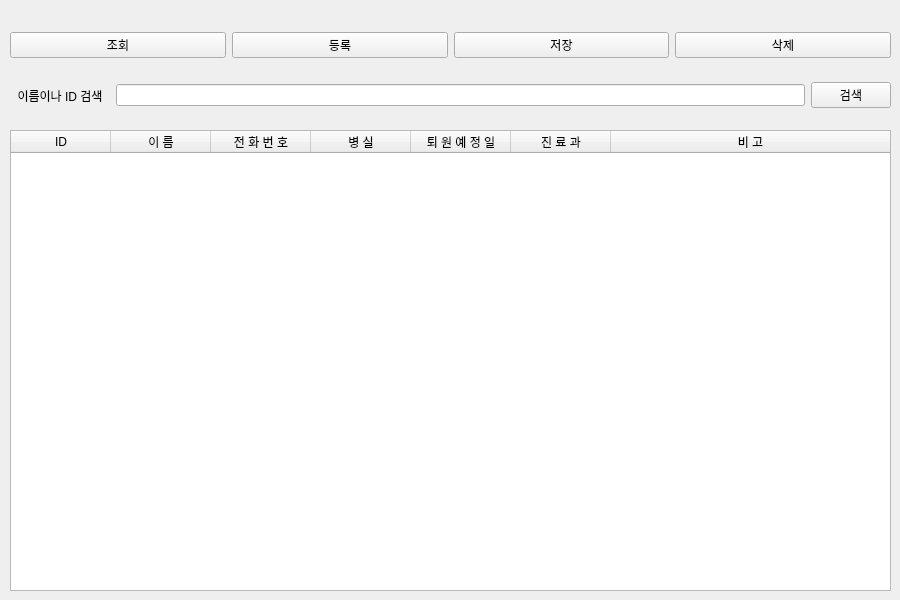
vinca0224/InpatientProgram, file myUi.ui: the form before one commit.
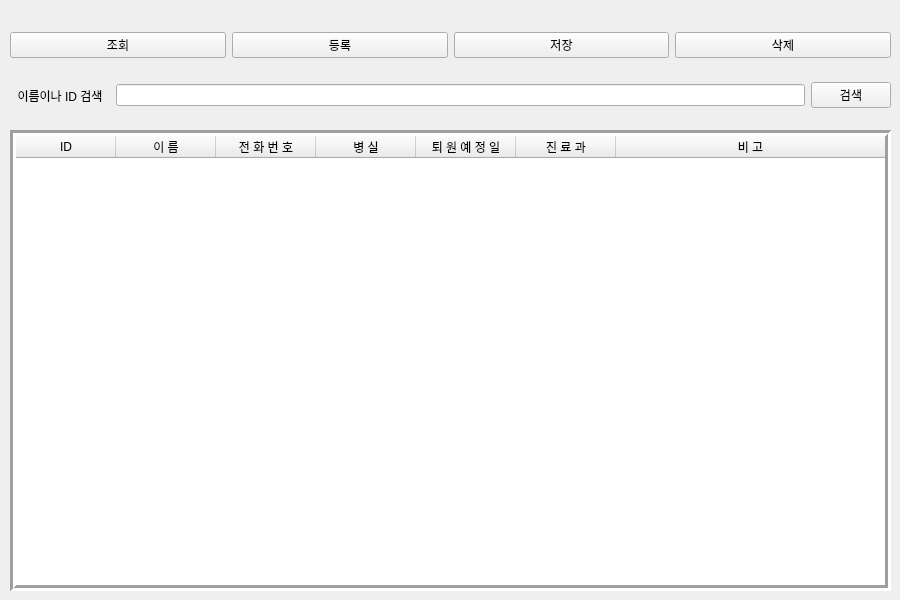
The form after the commit.

Diff of the .ui file:
```diff
--- a/myUi.ui
+++ b/myUi.ui
@@ -34,6 +34,15 @@
      <height>461</height>
     </rect>
    </property>
+   <property name="frameShape">
+    <enum>QFrame::Box</enum>
+   </property>
+   <property name="frameShadow">
+    <enum>QFrame::Sunken</enum>
+   </property>
+   <property name="lineWidth">
+    <number>3</number>
+   </property>
    <property name="editTriggers">
     <set>QAbstractItemView::AnyKeyPressed|QAbstractItemView::DoubleClicked|QAbstractItemView::EditKeyPressed</set>
    </property>
```
Left out of the diff: 8 changed lines with no effect on the pictures.
